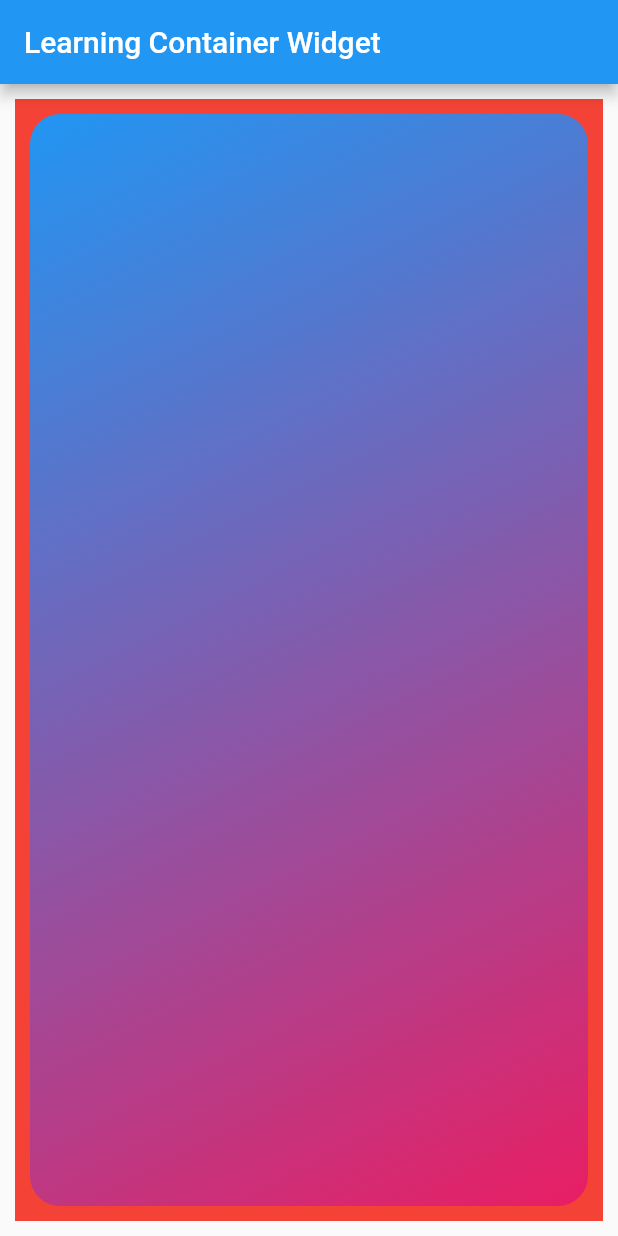
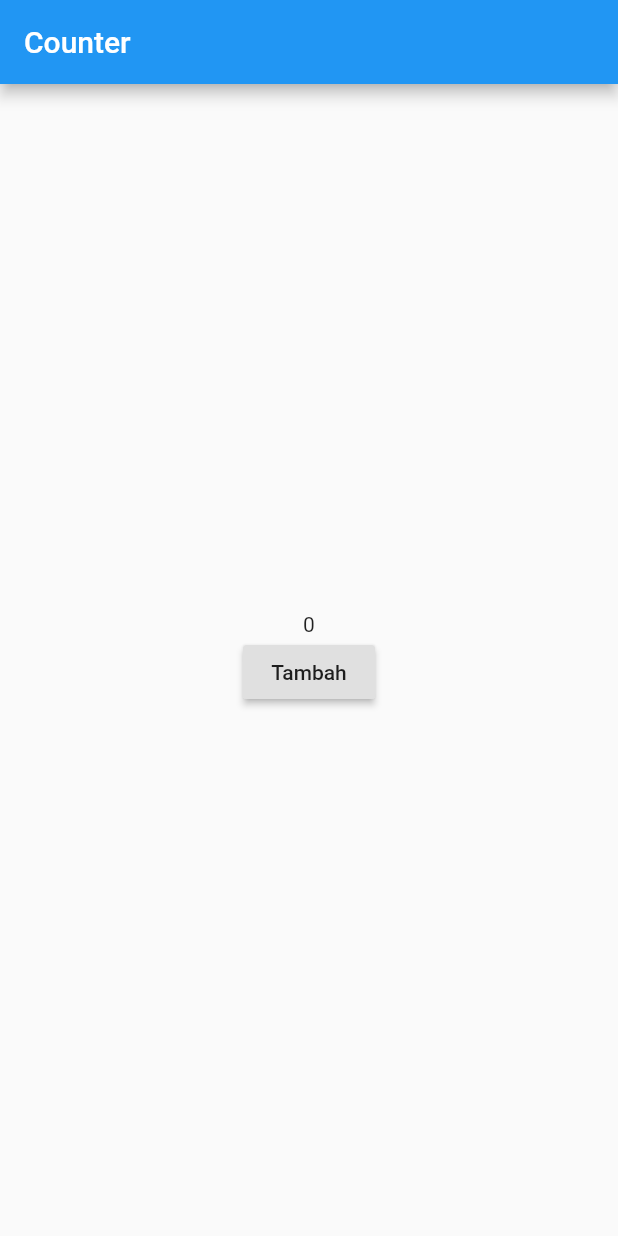
Before and after one commit to myxzlpltk/flutter-learning, a Flutter app: the screen it shows after launch, on a phone screen of 412 x 824 dp. Run offline on Flutter 3.47's test engine with Material 2 defaults, Android fonts, the phone set to English and light mode, and no system bars.

Commit message:
Learning stateful widget

```diff
--- a/lib/main.dart
+++ b/lib/main.dart
@@ -4,32 +4,45 @@ void main() {
   runApp(MyApp());
 }
 
-class MyApp extends StatelessWidget{
+class MyApp extends StatefulWidget {
+  @override
+  _MyAppState createState() => _MyAppState();
+}
+
+class _MyAppState extends State<MyApp> {
+  int number = 0;
+
+  void counterUp() {
+    setState(() {
+      number = number + 1;
+    });
+  }
+
   @override
   Widget build(BuildContext context) {
     return MaterialApp(
       home: Scaffold(
-        appBar: AppBar(title: Text("Learning Container Widget")),
-        body: Container(
-          color: Colors.red,
-          margin: EdgeInsets.all(10),
-          child: Container(
-            margin: EdgeInsets.all(10),
-            decoration: BoxDecoration(
-              borderRadius: BorderRadius.circular(20),
-              gradient: LinearGradient(
-                begin: Alignment.topLeft,
-                end: Alignment.bottomRight,
-                colors: <Color>[
-                  Colors.blue,
-                  Colors.pink
-                ]
+        appBar: AppBar(
+          title: Text("Counter"),
+        ),
+        body: Center(
+          child: Column(
+            mainAxisAlignment: MainAxisAlignment.center,
+            children: <Widget>[
+              Text(
+                number.toString(),
+                style: TextStyle(
+                  fontSize: 14+number.toDouble()
+                ),
+              ),
+              RaisedButton(
+                child: Text("Tambah"),
+                onPressed: counterUp,
               )
-            ),
+            ],
           ),
-        )
+        ),
       ),
     );
   }
-
 }
```
